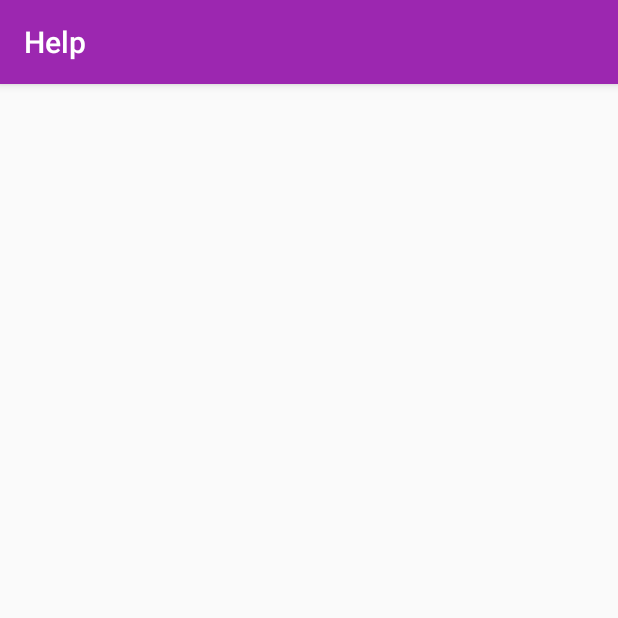
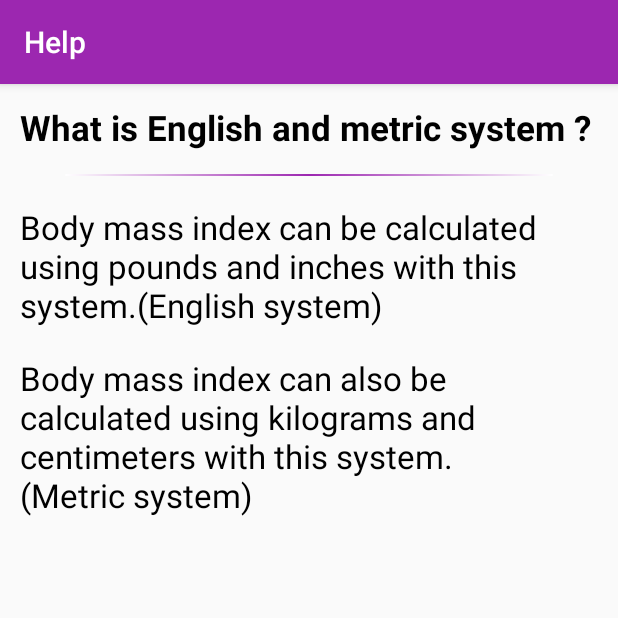
Before and after one commit to faramarzaf/BMI, an Android app: the HelpActivity screen opened directly, with no data from a screen before it, on a phone screen of 412 x 824 dp, the top half of it. Run offline under Robolectric (Android 15) with nearby library versions, the phone set to English and light mode, and no system bars; our stand-ins replace sdp/ssp sizes.

Commit message:
help page is almost done

```diff
--- a/app/src/main/res/layout/activity_help.xml
+++ b/app/src/main/res/layout/activity_help.xml
@@ -5,9 +5,44 @@
     android:layout_width="match_parent"
     android:layout_height="match_parent"
     tools:context=".HelpActivity"
-
+    android:orientation="vertical"
+    android:padding="@dimen/_10sdp"
     >
 
+    <TextView
+        android:layout_width="match_parent"
+        android:layout_height="wrap_content"
+        android:text="What is English and metric system ?"
+        android:textSize="@dimen/_18sdp"
+        android:textColor="#000"
+        android:textStyle="bold"
+
+        />
+
+    <View
+        android:layout_width="@dimen/_250sdp"
+        android:layout_height="@dimen/_1sdp"
+        android:layout_gravity="center"
+        android:layout_marginTop="@dimen/_12sdp"
+        android:background="@drawable/bg_view" />
+
+    <TextView
+        android:layout_width="match_parent"
+        android:layout_height="wrap_content"
+        android:text="Body mass index can be calculated using pounds and inches with this system.(English system)"
+        android:textSize="@dimen/_17sdp"
+        android:textColor="#000"
+        android:layout_marginTop="@dimen/_15sdp"
+        />
+
+    <TextView
+        android:layout_width="match_parent"
+        android:layout_height="wrap_content"
+        android:text="Body mass index can also be calculated using kilograms and centimeters with this system.\n(Metric system)"
+        android:textSize="@dimen/_17sdp"
+        android:textColor="#000"
+        android:layout_marginTop="@dimen/_15sdp"
+        />
 
 
 </LinearLayout>
```
